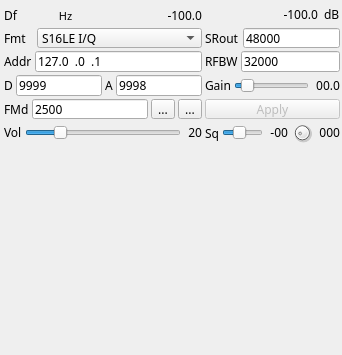
Old version of the form plugins/channelrx/udpsrc/udpsrcgui.ui in the repository f4exb/sdrangel.
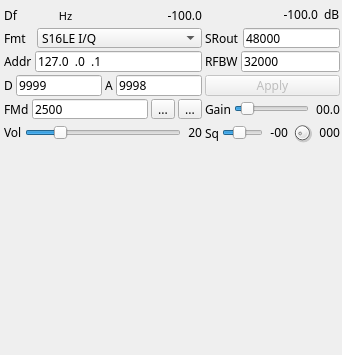
New version of the form. Icons and pictures are not drawn. Custom widgets are drawn as their Qt base class.

```diff
--- a/plugins/channelrx/udpsrc/udpsrcgui.ui
+++ b/plugins/channelrx/udpsrc/udpsrcgui.ui
@@ -550,68 +550,6 @@
       </item>
      </layout>
     </item>
-    <item row="6" column="1">
-     <layout class="QHBoxLayout" name="GainLayout">
-      <item>
-       <widget class="QLabel" name="gainLabel">
-        <property name="text">
-         <string>Gain</string>
-        </property>
-       </widget>
-      </item>
-      <item>
-       <widget class="QSlider" name="gain">
-        <property name="toolTip">
-         <string>Output linear gain</string>
-        </property>
-        <property name="maximum">
-         <number>100</number>
-        </property>
-        <property name="pageStep">
-         <number>1</number>
-        </property>
-        <property name="value">
-         <number>10</number>
-        </property>
-        <property name="orientation">
-         <enum>Qt::Horizontal</enum>
-        </property>
-       </widget>
-      </item>
-      <item>
-       <widget class="QLabel" name="gainText">
-        <property name="minimumSize">
-         <size>
-          <width>28</width>
-          <height>0</height>
-         </size>
-        </property>
-        <property name="toolTip">
-         <string>Output linear gain</string>
-        </property>
-        <property name="text">
-         <string>00.0</string>
-        </property>
-        <property name="alignment">
-         <set>Qt::AlignRight|Qt::AlignTrailing|Qt::AlignVCenter</set>
-        </property>
-       </widget>
-      </item>
-     </layout>
-    </item>
-    <item row="7" column="1">
-     <widget class="QPushButton" name="applyBtn">
-      <property name="enabled">
-       <bool>false</bool>
-      </property>
-      <property name="toolTip">
-       <string>Apply text input and/or samples format</string>
-      </property>
-      <property name="text">
-       <string>Apply</string>
-      </property>
-     </widget>
-    </item>
     <item row="8" column="1">
      <layout class="QHBoxLayout" name="SquelchLayout">
       <item>
@@ -711,6 +649,68 @@
       </item>
      </layout>
     </item>
+    <item row="7" column="1">
+     <layout class="QHBoxLayout" name="GainLayout">
+      <item>
+       <widget class="QLabel" name="gainLabel">
+        <property name="text">
+         <string>Gain</string>
+        </property>
+       </widget>
+      </item>
+      <item>
+       <widget class="QSlider" name="gain">
+        <property name="toolTip">
+         <string>Output linear gain</string>
+        </property>
+        <property name="maximum">
+         <number>100</number>
+        </property>
+        <property name="pageStep">
+         <number>1</number>
+        </property>
+        <property name="value">
+         <number>10</number>
+        </property>
+        <property name="orientation">
+         <enum>Qt::Horizontal</enum>
+        </property>
+       </widget>
+      </item>
+      <item>
+       <widget class="QLabel" name="gainText">
+        <property name="minimumSize">
+         <size>
+          <width>28</width>
+          <height>0</height>
+         </size>
+        </property>
+        <property name="toolTip">
+         <string>Output linear gain</string>
+        </property>
+        <property name="text">
+         <string>00.0</string>
+        </property>
+        <property name="alignment">
+         <set>Qt::AlignRight|Qt::AlignTrailing|Qt::AlignVCenter</set>
+        </property>
+       </widget>
+      </item>
+     </layout>
+    </item>
+    <item row="6" column="1">
+     <widget class="QPushButton" name="applyBtn">
+      <property name="enabled">
+       <bool>false</bool>
+      </property>
+      <property name="toolTip">
+       <string>Apply text input and/or samples format</string>
+      </property>
+      <property name="text">
+       <string>Apply</string>
+      </property>
+     </widget>
+    </item>
    </layout>
   </widget>
   <widget class="QWidget" name="spectrumBox" native="true">
```
